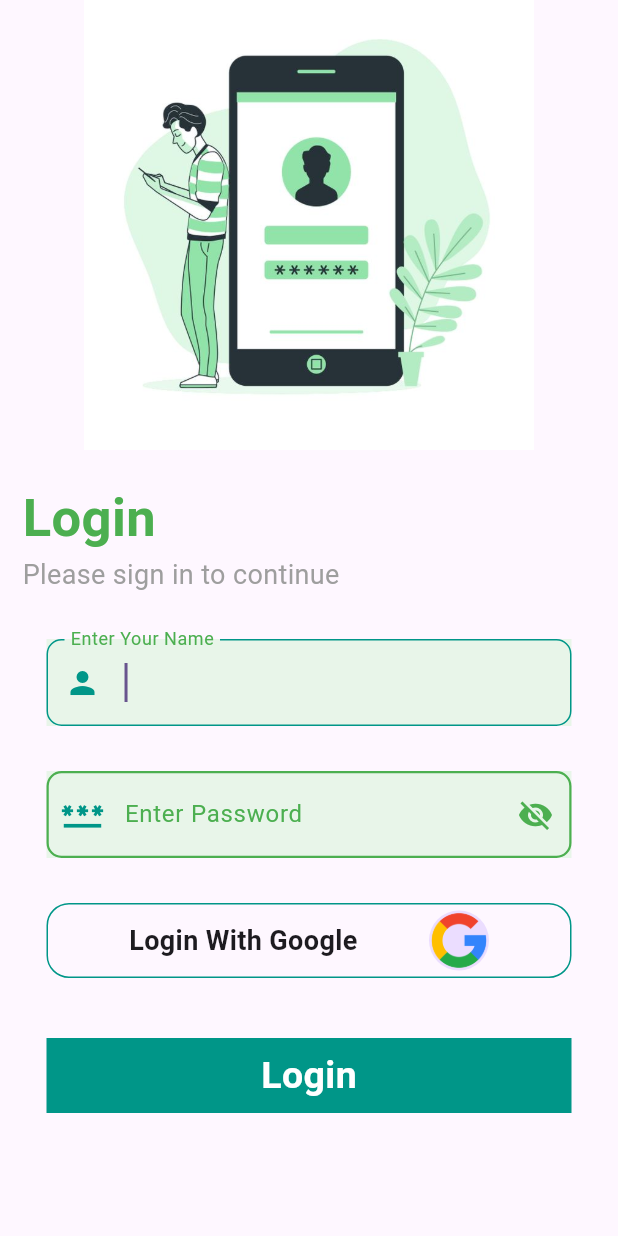
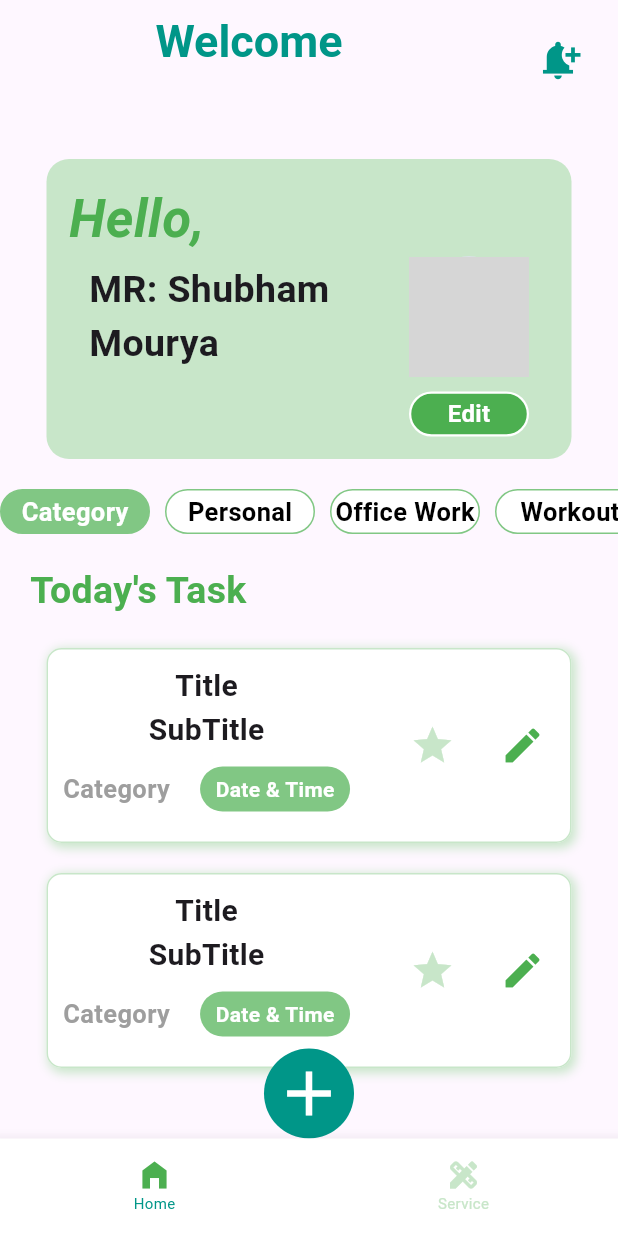
Before and after one commit to shubhamgitvns/To_Do_List, a Flutter app: the LoginPage screen opened directly, after a tap on "Login", on a phone screen of 412 x 824 dp. Run offline on Flutter 3.47's test engine with Material 3 defaults, Android fonts, the phone set to English and light mode, and no system bars; our stand-ins replace page_transition; grey boxes are pictures that could not be loaded.

Commit message:
Using index select option the change background like hover in category

```diff
--- a/lib/app_theam.dart
+++ b/lib/app_theam.dart
@@ -16,3 +16,27 @@
   static TextEditingController password = TextEditingController();
 
 }
+
+class Support_container {
+  static final BoxDecoration box = BoxDecoration(
+    border: Border.all(color: Colors.green.shade100),
+    borderRadius: BorderRadius.circular(10),
+    boxShadow: [
+      BoxShadow(
+        color: Colors.green.shade500,
+        offset: const Offset(
+          2.0,
+          2.0,
+        ),
+        blurRadius: 5.0,
+        spreadRadius: 1.0,
+      ), //BoxShadow
+      const BoxShadow(
+        color: Colors.white,
+        offset: Offset(0.0, 0.0),
+        blurRadius: 0.0,
+        spreadRadius: 0.0,
+      ), //BoxShadow
+    ],
+  );
+}
--- a/lib/authentication_pages/login_page.dart
+++ b/lib/authentication_pages/login_page.dart
@@ -1,5 +1,7 @@
 import 'package:flutter/material.dart';
 import 'package:page_transition/page_transition.dart';
+import 'package:to_do_list/home_page/bottombar.dart';
+import 'package:to_do_list/home_page/home_page.dart';
 
 import '../app_theam.dart';
 import '../intro_page/to_do_list_intro.dart';
@@ -198,14 +200,14 @@
                   ),
                 ),
                 onTap: () {
-                  // Navigator.push(
-                  //   context,
-                  //   PageTransition(
-                  //     type: PageTransitionType.rightToLeft,
-                  //     isIos: true,
-                  //     child: const To_Do_List_Intro(),
-                  //   ),
-                  // );
+                  Navigator.push(
+                    context,
+                    PageTransition(
+                      type: PageTransitionType.topToBottom,
+                      isIos: true,
+                      child: Bottomnavigation(index: 0),
+                    ),
+                  );
                 },
               ),
 
--- a/lib/home_page/bottombar.dart
+++ b/lib/home_page/bottombar.dart
@@ -0,0 +1,141 @@
+
+import 'package:flutter/material.dart';
+import 'package:to_do_list/home_page/home_page.dart';
+
+class Bottomnavigation extends StatefulWidget {
+  int index = 0;
+  Bottomnavigation({Key? key, required this.index}) : super(key: key);
+
+  @override
+  State<Bottomnavigation> createState() => _BottomnavigationState();
+}
+
+class _BottomnavigationState extends State<Bottomnavigation> {
+  int _selectedIndex = 0;
+  bool _showBottomSheet = false;
+  int _previousIndex = 0;
+
+  static final List<Widget> _widgetOptions = <Widget>[
+    const HomePage(),
+    // const Service_Page(),
+    // const Support(),
+    // const Retailer_Report(),
+    // const Profile(),
+  ];
+
+  final bool _isBottomSheetOpen = false;
+
+  @override
+  void initState() {
+    _selectedIndex = widget.index;
+    super.initState();
+  }
+
+  @override
+  Widget build(BuildContext context) {
+    return Scaffold(
+      // backgroundColor: AppColors.maincolor,
+      bottomNavigationBar: BottomNavigationBar(
+        unselectedItemColor: Colors.white,
+        selectedItemColor: Colors.black,
+        selectedIconTheme: const IconThemeData(color: Colors.black),
+        backgroundColor: Colors.white,
+        selectedLabelStyle: const TextStyle(fontSize: 2),
+        currentIndex: _selectedIndex,
+        onTap: (index) {
+          setState(() {
+            _selectedIndex = index;
+            _previousIndex = _selectedIndex;
+
+          });
+        },
+        items: <BottomNavigationBarItem>[
+          BottomNavigationBarItem(
+            icon: Container(
+              height: 60,
+              width: 60,
+              child: Center(
+                child: Column(
+                  mainAxisAlignment: MainAxisAlignment.center,
+                  crossAxisAlignment: CrossAxisAlignment.center,
+                  children: [
+                    Icon(Icons.home_filled,
+                      color: _selectedIndex == 0 ? Colors.green : Colors.green.shade100,
+
+                    ),
+                    Text(
+                      "Home",
+                      style: TextStyle(
+                        fontSize: 10,
+                        color: _selectedIndex == 0 ? Colors.teal : Colors.green.shade100,
+                      ),
+                    ),
+                  ],
+                ),
+              ),
+            ),
+            label: '',
+          ),
+
+          BottomNavigationBarItem(
+            icon: Center(
+              child: Column(
+                mainAxisAlignment: MainAxisAlignment.center,
+                crossAxisAlignment: CrossAxisAlignment.center,
+                children: [
+                  Icon(
+                    Icons.design_services,
+                    color: _selectedIndex == 1 ? Colors.green : Colors.green.shade100,
+
+                  ),
+                  Text(
+                    "Service",
+                    style: TextStyle(
+                      fontSize: 10,
+                      color: _selectedIndex == 1 ? Colors.teal : Colors.green.shade100,
+                    ),
+                  ),
+                ],
+              ),
+            ),
+            label: '',
+          ),
+
+          // BottomNavigationBarItem(
+          //   icon: Center(
+          //     child: Column(
+          //       mainAxisAlignment: MainAxisAlignment.center,
+          //       crossAxisAlignment: CrossAxisAlignment.center,
+          //       children: [
+          //         // Image(
+          //         //   image: const AssetImage(
+          //         //       "images/mobile_th.png"),
+          //         //   color: _selectedIndex == 2 ? Colors.red : Colors.red.shade100,
+          //         //
+          //         // ),
+          //         Text(
+          //           "Support",
+          //           style: TextStyle(
+          //             fontSize: 10,
+          //             color: _selectedIndex == 2 ? Colors.red : Colors.red.shade100,
+          //           ),
+          //         ),
+          //       ],
+          //     ),
+          //   ),
+          //   label: '',
+          // ),
+
+
+        ],
+      ),
+
+      body: Stack(
+        children: [
+          _widgetOptions.elementAt(_selectedIndex),
+        ],
+      ),
+      // bottomSheet: _showBottomSheet ? _buildBottomSheet() : null,
+    );
+  }
+}
--- /dev/null
+++ b/lib/home_page/category.dart
@@ -0,0 +1,182 @@
+import 'package:flutter/material.dart';
+
+class Category extends StatefulWidget {
+  const Category({super.key});
+  @override
+  State<Category> createState() => _CategoryState();
+}
+
+class _CategoryState extends State<Category> {
+  int isselect = 0;
+  int index = 0;
+
+  @override
+  Widget build(BuildContext context) {
+    return SingleChildScrollView(
+      scrollDirection: Axis.horizontal,
+      child: Column(
+        children: [
+          Row(
+            mainAxisAlignment: MainAxisAlignment.spaceEvenly,
+            children: [
+              InkWell(
+                child: Container(
+                    height: 30,
+                    width: 100,
+                    decoration: BoxDecoration(
+                        color: isselect != 0
+                            ? Colors.white
+                            : Colors.green.shade300,
+                        borderRadius: BorderRadius.circular(15),
+                        border: Border.all(color: Colors.green.shade300)),
+                    child: Center(
+                        child: Text(
+                      "Category",
+                      style: TextStyle(
+                        fontSize: 17,
+                        fontWeight: FontWeight.bold,
+                        color: isselect != 0 ? Colors.black : Colors.white,
+                      ),
+                    ))),
+                onTap: () {
+                  setState(() {
+                    isselect = 0;
+                    print(isselect);
+                  });
+                },
+              ),
+              const SizedBox(
+                width: 10,
+              ),
+              InkWell(
+                child: Container(
+                    width: 100,
+                    height: 30,
+                    decoration: BoxDecoration(
+                        color: isselect != 1
+                            ? Colors.white
+                            : Colors.green.shade300,
+                        borderRadius: BorderRadius.circular(15),
+                        border: Border.all(color: Colors.green.shade300)),
+                    child: Center(
+                        child: Text(
+                      "Personal",
+                      style: TextStyle(
+                        fontSize: 17,
+                        fontWeight: FontWeight.bold,
+                        color: isselect != 1 ? Colors.black : Colors.white,
+                      ),
+                    ))),
+                onTap: () {
+                  setState(() {
+                    isselect = 1;
+                  });
+                },
+              ),
+              const SizedBox(width: 10,),
+              InkWell(child:
+              Container(
+                height: 30,
+                  width: 100,
+                  decoration: BoxDecoration(
+                      color: isselect != 2
+                          ? Colors.white
+                          : Colors.green.shade300,
+                      borderRadius: BorderRadius.circular(15),
+                      border: Border.all(color: Colors.green.shade300)),
+                  child: Center(
+                    child: Text("Office Work",
+                    style: TextStyle(
+                      fontSize: 17,
+                      fontWeight: FontWeight.bold,
+                      color: isselect != 2 ? Colors.black : Colors.white,
+                    ),),
+                  )),
+                onTap: (){
+                setState(() {
+                  isselect=2;
+                });
+                },
+              ),
+              const SizedBox(width: 10,),
+
+              InkWell(
+                  child: Container(
+                    height: 30,
+                      width: 100,
+                      decoration: BoxDecoration(
+                          color: isselect != 3
+                              ? Colors.white
+                              : Colors.green.shade300,
+                          borderRadius: BorderRadius.circular(15),
+                          border: Border.all(color: Colors.green.shade300)),
+                      child: Center(
+                          child: Text("Workout",
+                          style: TextStyle(
+                            fontSize: 17,
+                            fontWeight: FontWeight.bold,
+                            color: isselect != 3 ? Colors.black : Colors.white,
+                          ),))),
+                onTap: (){
+                    setState(() {
+                      isselect=3;
+                    });
+                },
+              ),
+              const SizedBox(width: 10,),
+              InkWell(
+                  child: Container(
+                    height: 30,
+                      width: 100,
+                      decoration: BoxDecoration(
+                          color: isselect != 4
+                              ? Colors.white
+                              : Colors.green.shade300,
+                          borderRadius: BorderRadius.circular(15),
+                          border: Border.all(color: Colors.green.shade300)),
+                      child: Center(child: Text("Yoga",
+                      style: TextStyle(
+                        fontSize: 17,
+                        fontWeight: FontWeight.bold,
+                        color: isselect != 4 ? Colors.black : Colors.white,
+                      ),))),
+              onTap: (){
+                    setState(() {
+                      isselect = 4;
+                    });
+              },),
+              const SizedBox(width: 10,),
+              InkWell(
+                  child: Container(
+                    height: 30,
+                      width: 100,
+                      decoration: BoxDecoration(
+                          color: isselect != 5
+                              ? Colors.white
+                              : Colors.green.shade300,
+                          borderRadius: BorderRadius.circular(15),
+                          border: Border.all(color: Colors.green.shade300)),
+                      child: Center(
+                          child: Text("Sport",
+                          style: TextStyle(
+                            fontSize: 17,
+                            fontWeight: FontWeight.bold,
+                            color: isselect != 5 ? Colors.black : Colors.white,
+                          ),))),
+              onTap: (){
+                setState(() {
+                  isselect = 5;
+                });
+                },),
+              const SizedBox(width: 10,),
+               Text("Add more...",
+                 style: TextStyle(color: Colors.green,fontWeight: FontWeight.bold,decoration: TextDecoration.underline,
+                 decorationColor: Colors.green.shade600),),
+              const SizedBox(width: 10,),
+            ],
+          ),
+        ],
+      ),
+    );
+  }
+}
--- /dev/null
+++ b/lib/home_page/home_page.dart
@@ -0,0 +1,128 @@
+import 'package:flutter/material.dart';
+import 'package:to_do_list/app_theam.dart';
+import 'package:to_do_list/home_page/category.dart';
+import 'package:to_do_list/home_page/task_page.dart';
+
+class HomePage extends StatefulWidget {
+  const HomePage({super.key});
+
+  @override
+  State<HomePage> createState() => _HomePageState();
+}
+
+class _HomePageState extends State<HomePage> {
+  @override
+  Widget build(BuildContext context) {
+    return Scaffold(
+      appBar: AppBar(
+        automaticallyImplyLeading: false,
+        title: const Center(child: Text("Welcome",
+          style: TextStyle(color: Colors.teal,fontWeight: FontWeight.bold,fontSize: 30),
+        )),
+        actions: const [
+          Padding(
+            padding: EdgeInsets.all(25.0),
+            child: Icon(Icons.notification_add,size: 30,color: Colors.teal,),
+          )
+        ],
+      ),
+      body: Stack(
+        alignment: Alignment.bottomCenter,
+        children: [
+          Column(
+            mainAxisAlignment: MainAxisAlignment.start,
+            children: [
+              const SizedBox(height: 50,),
+              Center(
+                child: Container(
+                  height: 200,
+                  width: 350,
+                  decoration: BoxDecoration(
+                    color: Colors.green.shade100,
+                    borderRadius: BorderRadius.circular(15),
+                  ),
+                  child: Padding(
+                    padding: const EdgeInsets.all(15.0),
+                    child: Column(
+                      children: [
+                        const Row(
+                          children: [
+                            Text("Hello,",style: TextStyle(color: Colors.green,fontWeight: FontWeight.bold,fontSize: 35,fontStyle: FontStyle.italic),),
+                          ],
+                        ),
+                        const Row(
+                          mainAxisAlignment: MainAxisAlignment.spaceEvenly,
+                          children: [
+                            SizedBox(
+                              width:200,
+                                child: Text("MR: Shubham Mourya",style: TextStyle(fontSize: 25,fontWeight: FontWeight.bold),)),
+
+                            CircleAvatar(
+                              radius: 40,
+                              backgroundImage: AssetImage("images/intro.png"),
+                            )
+
+                          ],
+                        ),
+                        const SizedBox(height: 10,),
+                        Row(
+                          mainAxisAlignment: MainAxisAlignment.spaceEvenly,
+                          children: [
+                            const SizedBox(
+                              width:200,
+                                child: Text("")),
+                            Container(
+                              height: 30,
+                              width: 80,
+                              decoration: BoxDecoration(
+                                color: Colors.green,
+                                borderRadius: BorderRadius.circular(20),
+                                border: Border.all(color: Colors.white,width: 1.5),
+
+                              ),
+
+                              child: const Center(
+                                child: Text("Edit",style: TextStyle(color: Colors.white,fontSize: 16,fontWeight: FontWeight.bold),),
+                              ),
+                            )
+                          ],
+                        ),
+                      ],
+                    ),
+                  ),
+                ),
+              ),
+              const SizedBox(height: 20,),
+              Category(),
+
+              const SizedBox(height: 20,),
+              const Padding(
+                padding: EdgeInsets.only(left: 20),
+                child: Row(
+                  children: [
+                  Text("Today's Task",style: TextStyle(color: Colors.green,fontSize: 25,fontWeight: FontWeight.bold),)
+                  ],
+                ),
+              ),
+              const SizedBox(height: 20,),
+             TaskPage(),
+             SizedBox(height: 20,),
+             TaskPage(),
+
+            ],
+          ),
+          Container(
+            height: 60,
+            width: 60,
+            decoration: BoxDecoration(
+                borderRadius: BorderRadius.circular(50),
+                color: Colors.teal
+            ),
+            child:
+            const Icon(Icons.add,size: 50,color: Colors.white,),
+          )
+        ],
+      ),
+    );
+  }
+}
--- /dev/null
+++ b/lib/home_page/task_page.dart
@@ -0,0 +1,102 @@
+import 'package:flutter/material.dart';
+
+class TaskPage extends StatefulWidget {
+  const TaskPage({super.key});
+
+  @override
+  State<TaskPage> createState() => _TaskPageState();
+}
+
+class _TaskPageState extends State<TaskPage> {
+  bool isselect=false;
+  @override
+  Widget build(BuildContext context) {
+    return Column(
+      children: [
+        Container(
+          height: 130,
+          width: 350,
+          decoration: BoxDecoration(
+            border: Border.all(color: Colors.green.shade100),
+            borderRadius: BorderRadius.circular(10),
+            boxShadow: [
+              BoxShadow(
+                color: Colors.green.shade100,
+                offset: const Offset(
+                  2.0,
+                  2.0,
+                ),
+                blurRadius: 5.0,
+                spreadRadius: 1.0,
+              ), //BoxShadow
+              const BoxShadow(
+                color: Colors.white,
+                offset: Offset(0.0, 0.0),
+                blurRadius: 0.0,
+                spreadRadius: 0.0,
+              ), //BoxShadow
+            ],
+          ),
+          child:  Row(
+            //mainAxisAlignment: MainAxisAlignment.center,
+            children: [
+              Column(
+                mainAxisAlignment: MainAxisAlignment.center,
+                children: [
+                  const Text("Title",style: TextStyle(fontWeight: FontWeight.bold,fontSize: 20),),
+                  const Text("SubTitle",style: TextStyle(fontWeight: FontWeight.bold,fontSize: 20),),
+                  Padding(
+                    padding: const EdgeInsets.all(10.0),
+                    child: Row(
+                      children: [
+                        const Text("Category",style: TextStyle(color: Colors.grey,fontSize: 17,fontWeight: FontWeight.bold),),
+                        const SizedBox(width: 20,),
+                        Container(
+                            height: 30,
+                            width: 100,
+                            decoration: BoxDecoration(
+                              borderRadius: BorderRadius.circular(15),
+                              color: Colors.green.shade300,
+
+                            ),
+                            child: const Center(child: Text("Date & Time",
+                              style: TextStyle(color: Colors.white,fontWeight: FontWeight.bold),))),
+                      ],
+                    ),
+                  ),
+                ],
+              ),
+              const SizedBox(width: 30,),
+               Column(
+                mainAxisAlignment: MainAxisAlignment.center,
+                children: [
+                  Row(
+                    children: [
+                      InkWell(
+                        child: Icon(Icons.star, size: 30,
+                          color: isselect  ? Colors.green : Colors.green.shade100,
+                        ),
+                        onDoubleTap: (){
+                          setState(() {
+                            isselect=true;
+                          });
+                          setState(() {
+                            isselect = false;
+                          });
+                        },
+                      ),
+                      const SizedBox(width: 30,),
+                      Icon(Icons.edit,color: Colors.green,size: 30,)
+                      // Text("Edit..",style: TextStyle(color: Colors.teal,fontSize: 17,
+                      //     decoration: TextDecoration.underline,decorationColor: Colors.green),)
+                    ],
+                  )
+                ],
+              ),
+            ],
+          ),
+        ),
+      ],
+    );
+  }
+}
```
